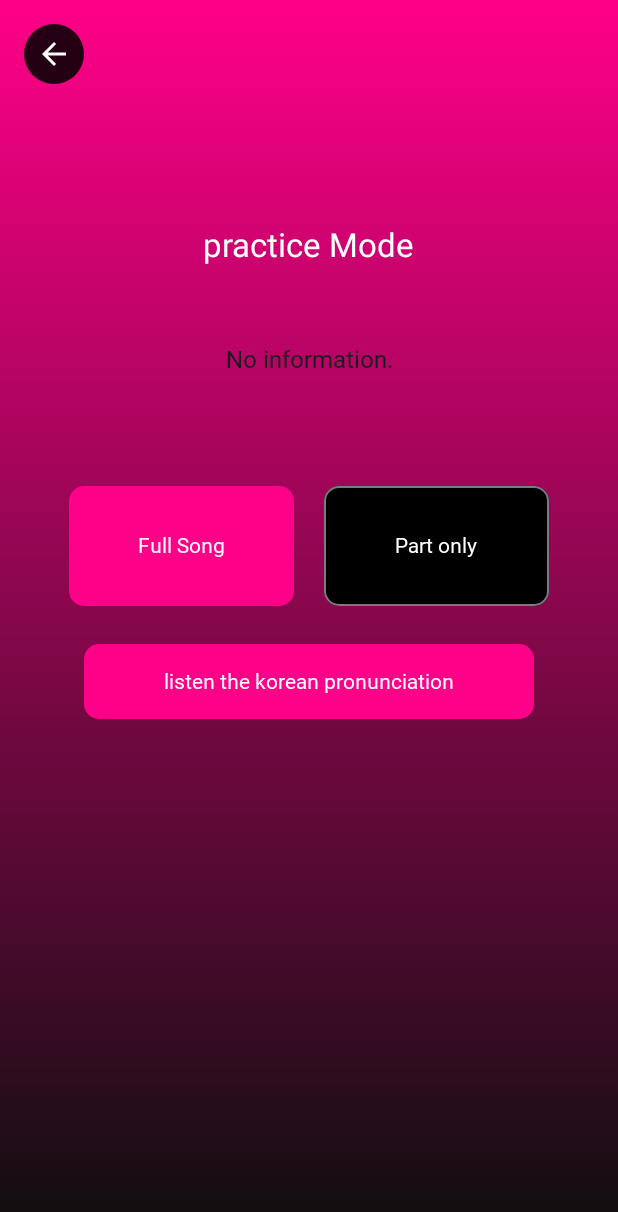
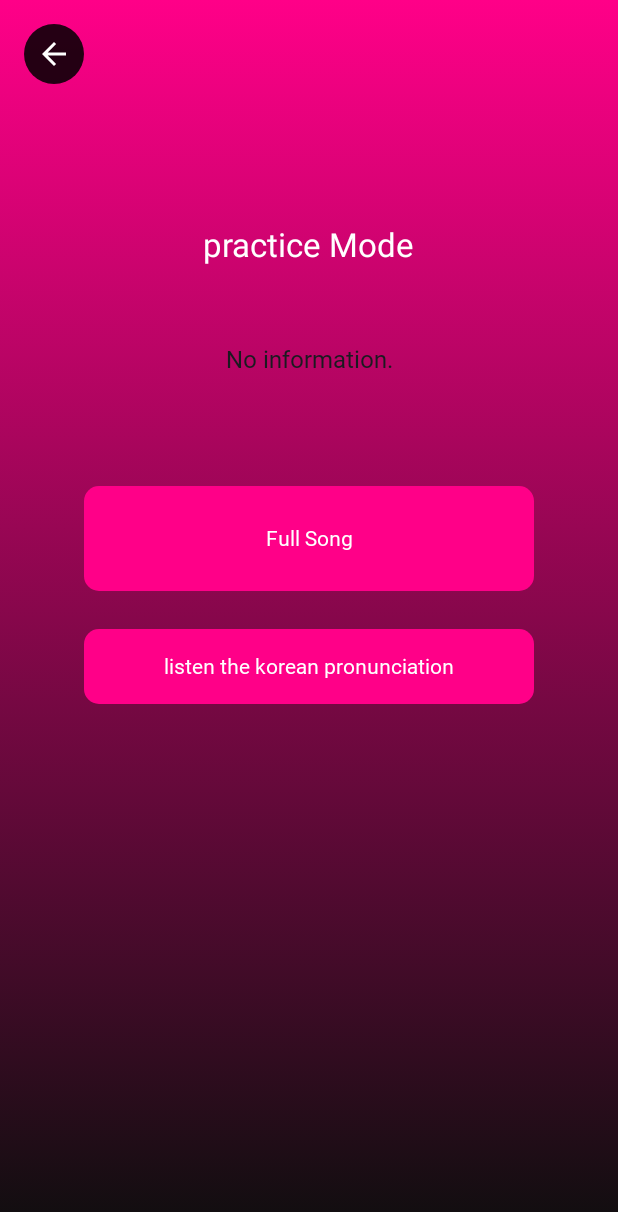
Before and after one commit to onyou-sub/PracticSing, an Android app built with Jetpack Compose: the composable SongPracticeScreen called with empty values, on a phone screen of 412 x 824 dp. Shown: the top 1212 px of the screen. Run offline under Robolectric (Android 15) with nearby library versions, the phone set to English and light mode, and no system bars; pictures from the network do not load; Roboto replaces fonts that are not available here.

Commit message:
remove part song button

```diff
--- a/app/src/main/java/com/example/practicsing/ui/song/practice/SongPracticeScreen.kt
+++ b/app/src/main/java/com/example/practicsing/ui/song/practice/SongPracticeScreen.kt
@@ -92,16 +92,13 @@ fun SongPracticeScreen(
 
         Spacer(modifier = Modifier.height(40.dp))
 
-        Row(
-            horizontalArrangement = Arrangement.spacedBy(20.dp)
-        ){
         Button(
             onClick = {
                 navController.navigate("SongPlay/$songId")
             },
             modifier = Modifier
-                    .height(80.dp)
-                    .width(150.dp),
+                .height(70.dp)
+                .width(300.dp),
             shape = RoundedCornerShape(10.dp),
             colors = ButtonDefaults.buttonColors(
                 containerColor = Color(0xFFFF0088),
@@ -113,26 +110,6 @@ fun SongPracticeScreen(
                 "Full Song",
                 style = MaterialTheme.typography.bodyMedium,
             )
-            }
-
-            OutlinedButton(
-                onClick = {
-                    navController.navigate("PartPlay/$songId" )
-                          },
-                modifier = Modifier
-                    .height(80.dp)
-                    .width(150.dp),
-                shape = RoundedCornerShape(10.dp),
-                colors = ButtonDefaults.buttonColors(
-                    containerColor = Color.Black,
-                    contentColor = Color.White
-                )
-            ) {
-                Text(
-                    "Part only",
-                    style = MaterialTheme.typography.bodyMedium,
-                )
-            }
         }
         Spacer(modifier = Modifier.height(25.dp))
 
--- a/app/src/main/res/values/colors.xml
+++ b/app/src/main/res/values/colors.xml
@@ -11,4 +11,5 @@
     <color name="gray700">#57585C</color>
     <color name="gray500">#95969B</color>
     <color name="white">#FFFFFFFF</color>
+    <color name="ic_launcher_background">#FFFFFFFF</color>
 </resources>
```
Lines whose indentation alone changed are shown as unchanged.
